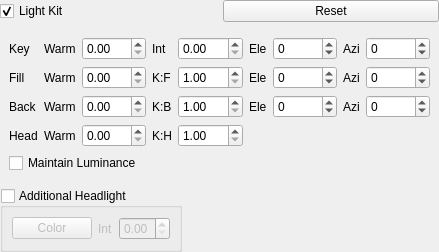
Old version of the form Qt/Components/Resources/UI/pqLightsEditor.ui in the repository Kitware/ParaView.
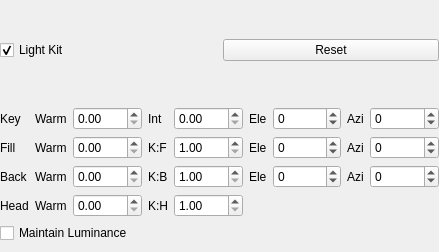
New version of the form. Custom widgets are drawn as their Qt base class.

Commit message:
LightsEditor, vtkPVRenderView: remove extra headlight
The fixed, extra light is now redundant when the user can
specify an arbitrary set of extra lights, with full parameter
control. Remove from UI, proxy, and render view.

Fix minor alignment issue.

Patch:
```diff
--- a/Qt/Components/Resources/UI/pqLightsEditor.ui
+++ b/Qt/Components/Resources/UI/pqLightsEditor.ui
@@ -30,7 +30,7 @@
     <number>0</number>
    </property>
    <property name="bottomMargin">
-    <number>0</number>
+    <number>9</number>
    </property>
    <item>
     <widget class="QWidget" name="LightKitControls" native="true">
@@ -85,6 +85,18 @@
    <item>
     <widget class="QWidget" name="lightKitParams" native="true">
      <layout class="QGridLayout" name="gridLayout">
+      <property name="leftMargin">
+       <number>0</number>
+      </property>
+      <property name="topMargin">
+       <number>0</number>
+      </property>
+      <property name="rightMargin">
+       <number>0</number>
+      </property>
+      <property name="bottomMargin">
+       <number>0</number>
+      </property>
       <item row="3" column="0">
        <widget class="QLabel" name="backLabel">
         <property name="toolTip">
@@ -682,112 +694,8 @@
      </layout>
     </widget>
    </item>
-   <item>
-    <widget class="QWidget" name="widget" native="true">
-     <layout class="QHBoxLayout" name="horizontalLayout">
-      <property name="leftMargin">
-       <number>0</number>
-      </property>
-      <property name="topMargin">
-       <number>0</number>
-      </property>
-      <property name="rightMargin">
-       <number>0</number>
-      </property>
-      <property name="bottomMargin">
-       <number>0</number>
-      </property>
-      <item>
-       <widget class="QGroupBox" name="Light">
-        <property name="sizePolicy">
-         <sizepolicy hsizetype="Preferred" vsizetype="Preferred">
-          <horstretch>0</horstretch>
-          <verstretch>0</verstretch>
-         </sizepolicy>
-        </property>
-        <property name="minimumSize">
-         <size>
-          <width>0</width>
-          <height>0</height>
-         </size>
-        </property>
-        <property name="toolTip">
-         <string>A headlight</string>
-        </property>
-        <property name="title">
-         <string>Additional Headlight</string>
-        </property>
-        <property name="checkable">
-         <bool>true</bool>
-        </property>
-        <property name="checked">
-         <bool>false</bool>
-        </property>
-        <layout class="QHBoxLayout">
-         <item>
-          <widget class="pqColorChooserButton" name="LightColor">
-           <property name="sizePolicy">
-            <sizepolicy hsizetype="Preferred" vsizetype="Fixed">
-             <horstretch>0</horstretch>
-             <verstretch>0</verstretch>
-            </sizepolicy>
-           </property>
-           <property name="toolTip">
-            <string>Headlight color</string>
-           </property>
-           <property name="text">
-            <string>Color</string>
-           </property>
-          </widget>
-         </item>
-         <item>
-          <widget class="QLabel" name="label">
-           <property name="text">
-            <string>Int</string>
-           </property>
-          </widget>
-         </item>
-         <item>
-          <widget class="QDoubleSpinBox" name="LightIntensity">
-           <property name="toolTip">
-            <string>Headlight intensity</string>
-           </property>
-           <property name="maximum">
-            <double>1.000000000000000</double>
-           </property>
-           <property name="singleStep">
-            <double>0.100000000000000</double>
-           </property>
-          </widget>
-         </item>
-        </layout>
-       </widget>
-      </item>
-      <item>
-       <spacer name="horizontalSpacer_3">
-        <property name="orientation">
-         <enum>Qt::Horizontal</enum>
-        </property>
-        <property name="sizeHint" stdset="0">
-         <size>
-          <width>40</width>
-          <height>20</height>
-         </size>
-        </property>
-       </spacer>
-      </item>
-     </layout>
-    </widget>
-   </item>
   </layout>
  </widget>
- <customwidgets>
-  <customwidget>
-   <class>pqColorChooserButton</class>
-   <extends>QPushButton</extends>
-   <header>pqColorChooserButton.h</header>
-  </customwidget>
- </customwidgets>
  <tabstops>
   <tabstop>LightColor</tabstop>
   <tabstop>KeyLightWarmth</tabstop>
```
Left out of the diff: 1 changed line with no effect on the pictures. The commit also changes 4 other files.
